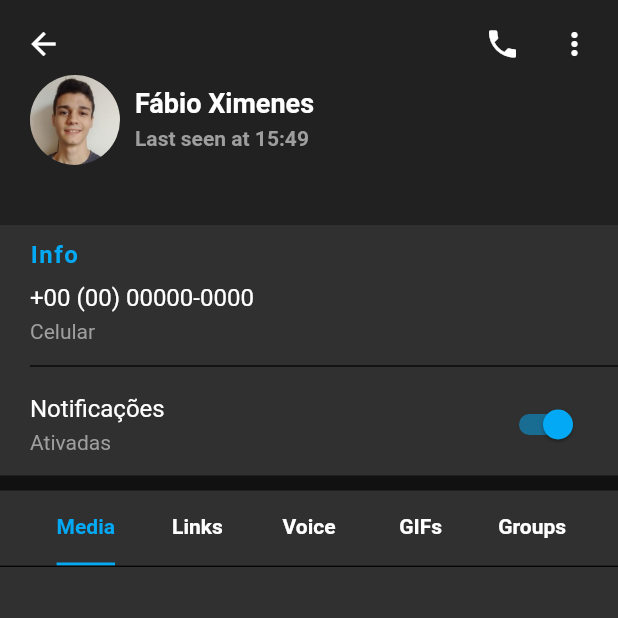
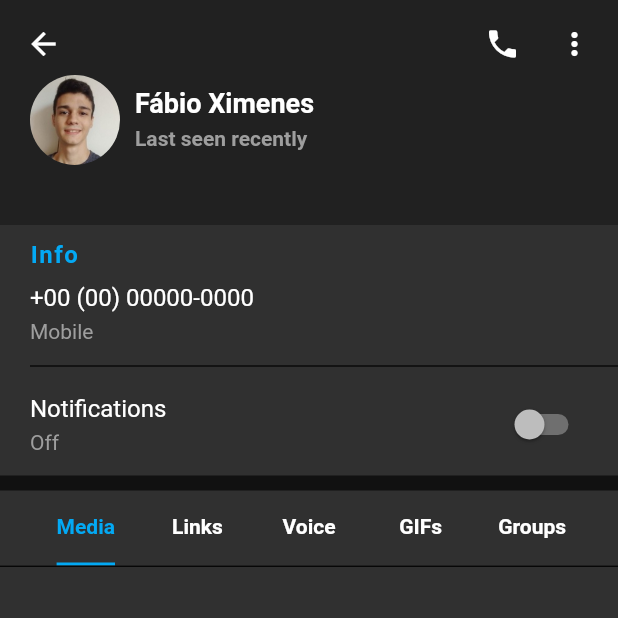
Before and after one commit to FabioXimenes/telegram_profile_animation, a Flutter app: the screen it shows after launch, on a phone screen of 412 x 824 dp, the top half of it. Run offline on Flutter 3.47's test engine with Material 2 defaults, Android fonts, the phone set to English and light mode, and no system bars.

Commit message:
Fix typos and add notification state

```diff
--- a/lib/app/profile_page.dart
+++ b/lib/app/profile_page.dart
@@ -203,7 +203,7 @@ class ProfileHeader extends SliverPersistentHeaderDelegate {
                     )),
                 SizedBox(height: 5),
                 Text(
-                  'Last seen at 15:49',
+                  'Last seen recently',
                   style: TextStyle(
                     color: Colors.grey,
                     fontWeight: FontWeight.bold,
@@ -302,10 +302,23 @@ class ContainerDividerWidget extends StatelessWidget {
   }
 }
 
-class NotificationsWidget extends StatelessWidget {
+class NotificationsWidget extends StatefulWidget {
   const NotificationsWidget({
     Key key,
   }) : super(key: key);
+
+  @override
+  _NotificationsWidgetState createState() => _NotificationsWidgetState();
+}
+
+class _NotificationsWidgetState extends State<NotificationsWidget> {
+  bool isOn = false;
+
+  void setNotificationsState(bool value) {
+    setState(() {
+      isOn = value;
+    });
+  }
 
   @override
   Widget build(BuildContext context) {
@@ -324,14 +337,14 @@ class NotificationsWidget extends StatelessWidget {
               crossAxisAlignment: CrossAxisAlignment.start,
               children: [
                 Text(
-                  'Notificações',
+                  'Notifications',
                   style: TextStyle(
                     fontSize: 16,
                   ),
                 ),
                 SizedBox(height: 5),
                 Text(
-                  'Ativadas',
+                  isOn ? 'On' : 'Off',
                   style: TextStyle(
                     color: Colors.grey,
                   ),
@@ -339,8 +352,8 @@ class NotificationsWidget extends StatelessWidget {
               ],
             ),
             Switch(
-              value: true,
-              onChanged: (isActive) {},
+              value: isOn,
+              onChanged: setNotificationsState,
               activeColor: Colors.lightBlue,
             ),
           ],
@@ -392,7 +405,7 @@ class InfoWidget extends StatelessWidget {
                     ),
                     SizedBox(height: 5),
                     Text(
-                      'Celular',
+                      'Mobile',
                       style: TextStyle(
                         color: Colors.grey,
                       ),
```
